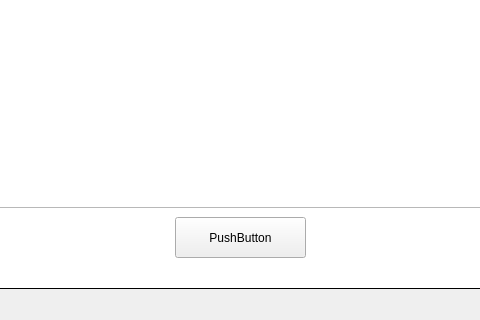
Before: the Qt Designer form Projet_IES/mainwindow.ui in nyantos/testv2, drawn with Qt 5; both pictures show x 128 to 608 and y 182 to 502 of the 824 by 502 pixel window.
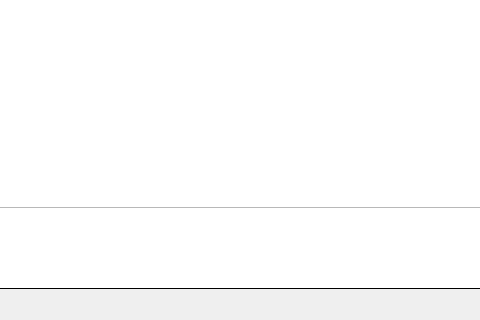
After: the same form once the commit is applied.

Patch:
```diff
--- a/Projet_IES/mainwindow.ui
+++ b/Projet_IES/mainwindow.ui
@@ -321,19 +321,6 @@
          </rect>
         </property>
        </widget>
-       <widget class="QPushButton" name="pushButton">
-        <property name="geometry">
-         <rect>
-          <x>290</x>
-          <y>360</y>
-          <width>131</width>
-          <height>41</height>
-         </rect>
-        </property>
-        <property name="text">
-         <string>PushButton</string>
-        </property>
-       </widget>
       </widget>
       <widget class="QWidget" name="tab_3">
        <attribute name="title">
```
Left out of the diff: 2 changed lines with no effect on the pictures.
